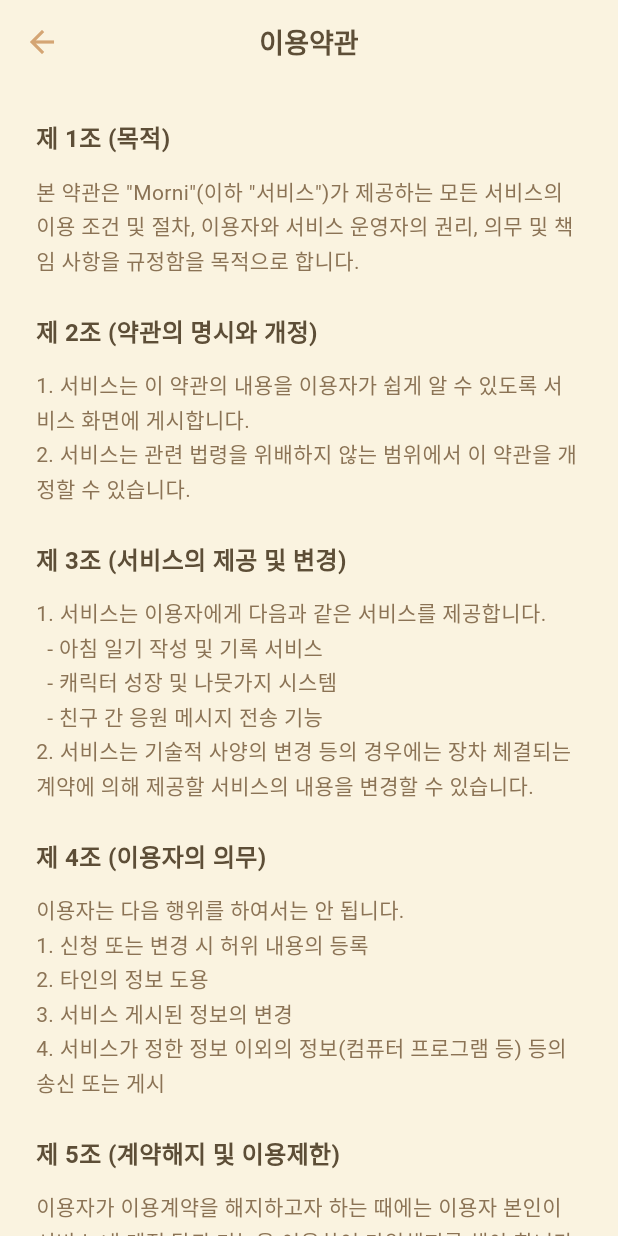
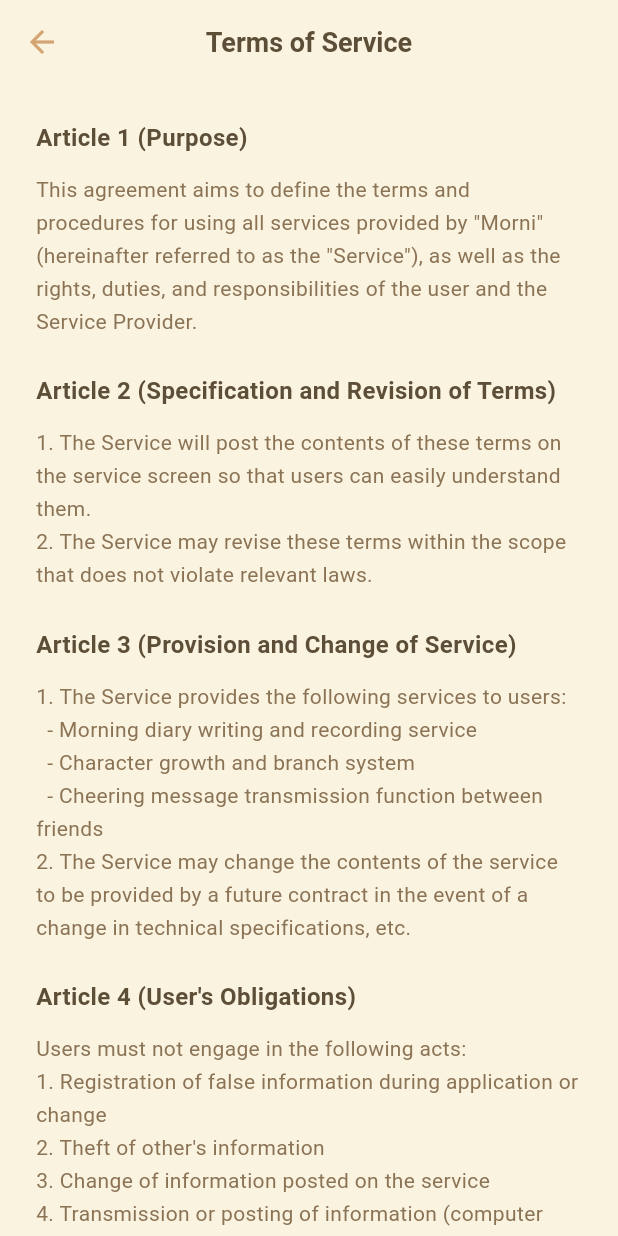
Before and after one commit to stlim1025/MorningMate, a Flutter app: the TermsOfServiceScreen screen opened by its route, on a phone screen of 412 x 824 dp. Run offline on Flutter 3.47's test engine with Material 3 defaults, Android fonts, the phone set to English and light mode, and no system bars; our stand-ins replace cached_network_image, cloud_firestore, cloud_functions, confetti, device_info_plus, firebase_auth and 18 more; missing offline and left inert: encrypt, firebase_app_check, firebase_data_connect, kakao_flutter_sdk; accounts and stored records are empty; Roboto replaces fonts that are missing (Pretendard); statements that could not run were skipped; project files that could hold a hidden picture were left out.

Commit message:
Fix : 영어 번역 누락된 부분 수정, 아이폰 구글 로그인 튕김 수정

```diff
--- a/lib/core/localization/app_localizations.dart
+++ b/lib/core/localization/app_localizations.dart
@@ -125,6 +125,8 @@
       'deleteStickyNote': 'Do you want to delete this memo? 🗑️',
       'stickyNoteAdded': 'Memo added! (5 branches deducted) 📝',
       'notEnoughPoints': 'Not enough branches! (5 required)',
+      'myReferralCode': 'My Referral Code',
+      'referralCodeCopied': 'Referral code copied.',
       // Main & Strings
       'greetingMorning': 'Good morning!',
       'greetingAfternoon': 'Good afternoon!',
@@ -367,6 +369,14 @@
       'signup': 'Sign Up',
       'emailPlaceholder': 'Email',
       'passwordPlaceholder': 'Password',
+      'currentPassword': 'Current Password',
+      'currentPasswordRequired': 'Please enter current password',
+      'newPasswordHint': 'New Password (min 6 chars)',
+      'newPasswordRequired': 'Please enter new password',
+      'passwordConfirmRequired': 'Please confirm new password',
+      'passwordChangedSuccess': 'Password successfully changed',
+      'currentPasswordMismatch': 'Current password does not match',
+      'requireRecentLogin': 'Please log in again for security',
       'loginWithGoogle': 'Continue with Google',
       'loginWithKakao': 'Continue with Kakao',
       'loginWithApple': 'Continue with Apple',
@@ -628,6 +638,7 @@
       'todaySpeakRewardTitle': 'Reward Earned!',
       'todaySpeakRewardDesc': 'You earned 10 branches for today\'s word!',
       'item_name_bubble_bubble_fish_world': 'Bubble Bubble Fish World',
+      'item_name_none': 'None',
       'none': 'None',
       'window': 'Window',
     },
@@ -741,6 +752,8 @@
       'deleteStickyNote': '메모를 삭제하시겠습니까? 🗑️',
       'stickyNoteAdded': '메모가 추가되었습니다! (5가지 차감) 📝',
       'notEnoughPoints': '가지가 부족합니다. (5가지 필요)',
+      'myReferralCode': '내 추천인 코드',
+      'referralCodeCopied': '추천인 코드가 복사되었습니다.',
       // Main & Strings
       'greetingMorning': '좋은 아침이에요!',
       'greetingAfternoon': '좋은 오후예요!',
@@ -977,6 +990,14 @@
       'signup': '회원가입',
       'emailPlaceholder': '이메일',
       'passwordPlaceholder': '비밀번호',
+      'currentPassword': '현재 비밀번호',
+      'currentPasswordRequired': '현재 비밀번호를 입력해주세요',
+      'newPasswordHint': '새 비밀번호 (6자 이상)',
+      'newPasswordRequired': '새 비밀번호를 입력해주세요',
+      'passwordConfirmRequired': '비밀번호 확인을 입력해주세요',
+      'passwordChangedSuccess': '비밀번호가 변경되었습니다',
+      'currentPasswordMismatch': '현재 비밀번호가 일치하지 않습니다',
+      'requireRecentLogin': '보안을 위해 다시 로그인 후 시도해주세요',
       'loginWithGoogle': 'Google로 계속하기',
       'loginWithKakao': '카카오로 계속하기',
       'loginWithApple': 'Apple로 계속하기',
@@ -1231,6 +1252,7 @@
       'todaySpeakRewardTitle': '보상 획득!',
       'todaySpeakRewardDesc': '오늘의 한마디 보상으로 10가지를 획득했습니다!',
       'item_name_bubble_bubble_fish_world': '보글보글 물고기 월드',
+      'item_name_none': '없음',
       'none': '없음',
       'window': '창문',
     },
--- a/lib/features/settings/screens/settings_screen.dart
+++ b/lib/features/settings/screens/settings_screen.dart
@@ -113,11 +113,15 @@
                           title: AppLocalizations.of(context)?.get('email') ??
                               'Email',
                           subtitle: (user?.email?.startsWith('kakao_') ?? false)
-                              ? '카카오 로그인'
+                              ? (AppLocalizations.of(context)
+                                      ?.get('kakaoLogin') ??
+                                  'Kakao Login')
                               : ((user?.email ?? '').startsWith('apple_') ||
                                       (user?.email ?? '')
                                           .contains('privaterelay.appleid.com'))
-                                  ? 'Apple 로그인'
+                                  ? (AppLocalizations.of(context)
+                                          ?.get('appleLogin') ??
+                                      'Apple Login')
                                   : user?.email ?? '',
                           onTap: null,
                         ),
@@ -127,7 +131,9 @@
                             context,
                             colorScheme,
                             icon: Icons.card_giftcard,
-                            title: '내 추천인 코드',
+                            title: AppLocalizations.of(context)
+                                    ?.get('myReferralCode') ??
+                                'My Referral Code',
                             subtitle: '${user?.referralCode ?? ''}',
                             trailingIcon: Icons.copy,
                             onTap: () async {
@@ -135,7 +141,10 @@
                                   ClipboardData(text: user!.referralCode!));
                               if (context.mounted) {
                                 MemoNotification.show(
-                                    context, '추천인 코드가 복사되었습니다.');
+                                    context,
+                                    AppLocalizations.of(context)
+                                            ?.get('referralCodeCopied') ??
+                                        'Referral code copied.');
                               }
                             },
                           ),
@@ -854,10 +863,14 @@
               child: PopupTextField(
                 controller: currentPasswordController,
                 obscureText: true,
-                hintText: '현재 비밀번호',
+                hintText:
+                    AppLocalizations.of(context)?.get('currentPassword') ??
+                        'Current Password',
                 validator: (value) {
                   if (value == null || value.trim().isEmpty) {
-                    return '현재 비밀번호를 입력해주세요';
+                    return AppLocalizations.of(context)
+                            ?.get('currentPasswordRequired') ??
+                        'Please enter current password';
                   }
                   return null;
                 },
@@ -869,13 +882,19 @@
               child: PopupTextField(
                 controller: newPasswordController,
                 obscureText: true,
-                hintText: '새 비밀번호 (6자 이상)',
+                hintText:
+                    AppLocalizations.of(context)?.get('newPasswordHint') ??
+                        'New Password (min 6 chars)',
                 validator: (value) {
                   if (value == null || value.trim().isEmpty) {
-                    return '새 비밀번호를 입력해주세요';
+                    return AppLocalizations.of(context)
+                            ?.get('newPasswordRequired') ??
+                        'Please enter new password';
                   }
                   if (value.trim().length < 6) {
-                    return '비밀번호는 최소 6자 이상이어야 합니다';
+                    return AppLocalizations.of(context)
+                            ?.get('passwordLengthError') ??
+                        'Password must be at least 6 characters';
                   }
                   return null;
                 },
@@ -887,13 +906,19 @@
               child: PopupTextField(
                 controller: confirmPasswordController,
                 obscureText: true,
-                hintText: '비밀번호 확인',
+                hintText:
+                    AppLocalizations.of(context)?.get('passwordConfirmHint') ??
+                        'Confirm Password',
                 validator: (value) {
                   if (value == null || value.trim().isEmpty) {
-                    return '비밀번호 확인을 입력해주세요';
+                    return AppLocalizations.of(context)
+                            ?.get('passwordConfirmRequired') ??
+                        'Please confirm new password';
                   }
                   if (value != newPasswordController.text) {
-                    return '비밀번호가 일치하지 않습니다';
+                    return AppLocalizations.of(context)
+                            ?.get('passwordMismatch') ??
+                        'Passwords do not match';
                   }
                   return null;
                 },
@@ -922,21 +947,31 @@
                 if (context.mounted) {
                   Navigator.pop(context);
                   ScaffoldMessenger.of(context).showSnackBar(
-                    _buildSnackBar('비밀번호가 변경되었습니다', colorScheme,
+                    _buildSnackBar(
+                        AppLocalizations.of(context)
+                                ?.get('passwordChangedSuccess') ??
+                            'Password successfully changed',
+                        colorScheme,
                         isSuccess: true),
                   );
                 }
               } catch (e) {
                 if (context.mounted) {
-                  String errorMessage = '오류가 발생했습니다';
+                  String errorMessage =
+                      AppLocalizations.of(context)?.get('errorOccurred') ??
+                          'An error occurred';
                   if (e is FirebaseAuthException) {
                     switch (e.code) {
                       case 'wrong-password':
                       case 'invalid-credential':
-                        errorMessage = '현재 비밀번호가 일치하지 않습니다';
+                        errorMessage = AppLocalizations.of(context)
+                                ?.get('currentPasswordMismatch') ??
+                            'Current password does not match';
                         break;
                       case 'requires-recent-login':
-                        errorMessage = '보안을 위해 다시 로그인 후 시도해주세요';
+                        errorMessage = AppLocalizations.of(context)
+                                ?.get('requireRecentLogin') ??
+                            'Please log in again for security';
                         break;
                       default:
                         errorMessage = e.message ?? errorMessage;
--- a/lib/features/settings/screens/terms_of_service_screen.dart
+++ b/lib/features/settings/screens/terms_of_service_screen.dart
@@ -6,6 +6,7 @@
 
   @override
   Widget build(BuildContext context) {
+    final isKorean = Localizations.localeOf(context).languageCode == 'ko';
     final colorScheme = Theme.of(context).extension<AppColorScheme>()!;
 
     return Scaffold(
@@ -18,7 +19,7 @@
           onPressed: () => Navigator.pop(context),
         ),
         title: Text(
-          '이용약관',
+          isKorean ? '이용약관' : 'Terms of Service',
           style: TextStyle(
             color: colorScheme.textPrimary,
             fontWeight: FontWeight.bold,
@@ -31,6 +32,7 @@
         child: Column(
           crossAxisAlignment: CrossAxisAlignment.start,
           children: [
+            if (isKorean) ...[
               _buildSection(
                 colorScheme,
                 '제 1조 (목적)',
@@ -63,6 +65,40 @@
                   style: TextStyle(color: colorScheme.textHint, fontSize: 12),
                 ),
               ),
+            ] else ...[
+              _buildSection(
+                colorScheme,
+                'Article 1 (Purpose)',
+                'This agreement aims to define the terms and procedures for using all services provided by "Morni" (hereinafter referred to as the "Service"), as well as the rights, duties, and responsibilities of the user and the Service Provider.',
+              ),
+              _buildSection(
+                colorScheme,
+                'Article 2 (Specification and Revision of Terms)',
+                '1. The Service will post the contents of these terms on the service screen so that users can easily understand them.\n2. The Service may revise these terms within the scope that does not violate relevant laws.',
+              ),
+              _buildSection(
+                colorScheme,
+                'Article 3 (Provision and Change of Service)',
+                '1. The Service provides the following services to users:\n  - Morning diary writing and recording service\n  - Character growth and branch system\n  - Cheering message transmission function between friends\n2. The Service may change the contents of the service to be provided by a future contract in the event of a change in technical specifications, etc.',
+              ),
+              _buildSection(
+                colorScheme,
+                'Article 4 (User\'s Obligations)',
+                'Users must not engage in the following acts:\n1. Registration of false information during application or change\n2. Theft of other\'s information\n3. Change of information posted on the service\n4. Transmission or posting of information (computer programs, etc.) other than the information set by the service',
+              ),
+              _buildSection(
+                colorScheme,
+                'Article 5 (Contract Cancellation and Use Restriction)',
+                'When a user wishes to cancel the use contract, the user must cancel the subscription using the account deletion function in the service.',
+              ),
+              const SizedBox(height: 40),
+              Center(
+                child: Text(
+                  'Effective Date: February 1, 2026',
+                  style: TextStyle(color: colorScheme.textHint, fontSize: 12),
+                ),
+              ),
+            ],
             const SizedBox(height: 20),
           ],
         ),
```
Also changed, not shown: 1 other file. Lines whose indentation alone changed are shown as unchanged.
